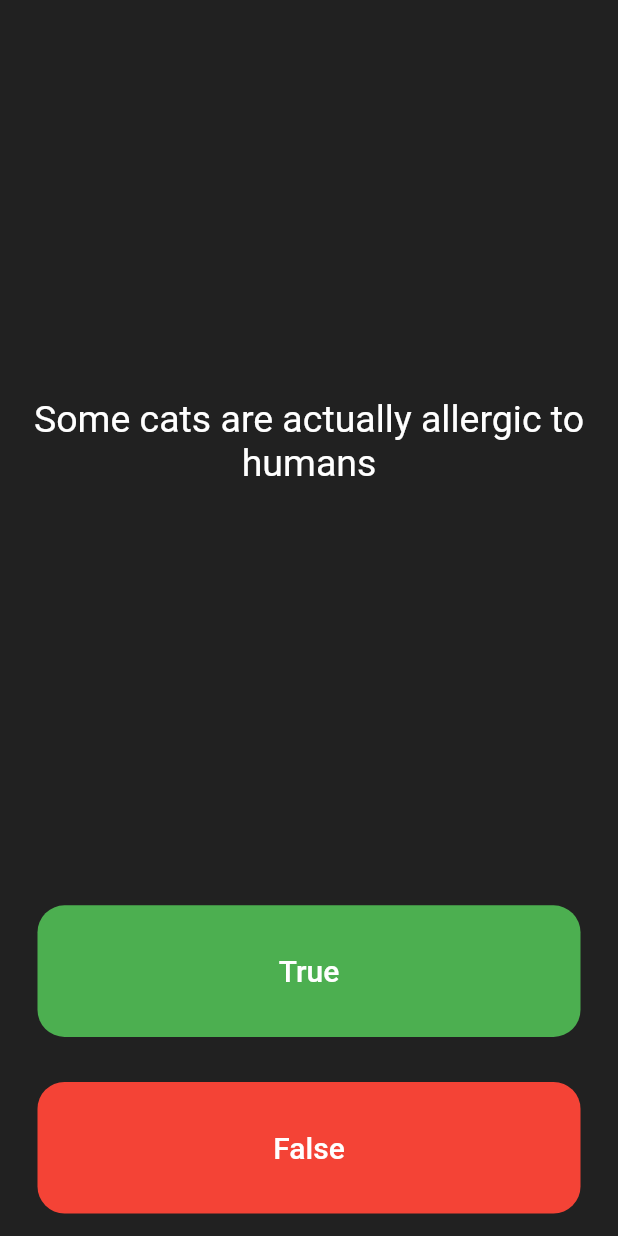
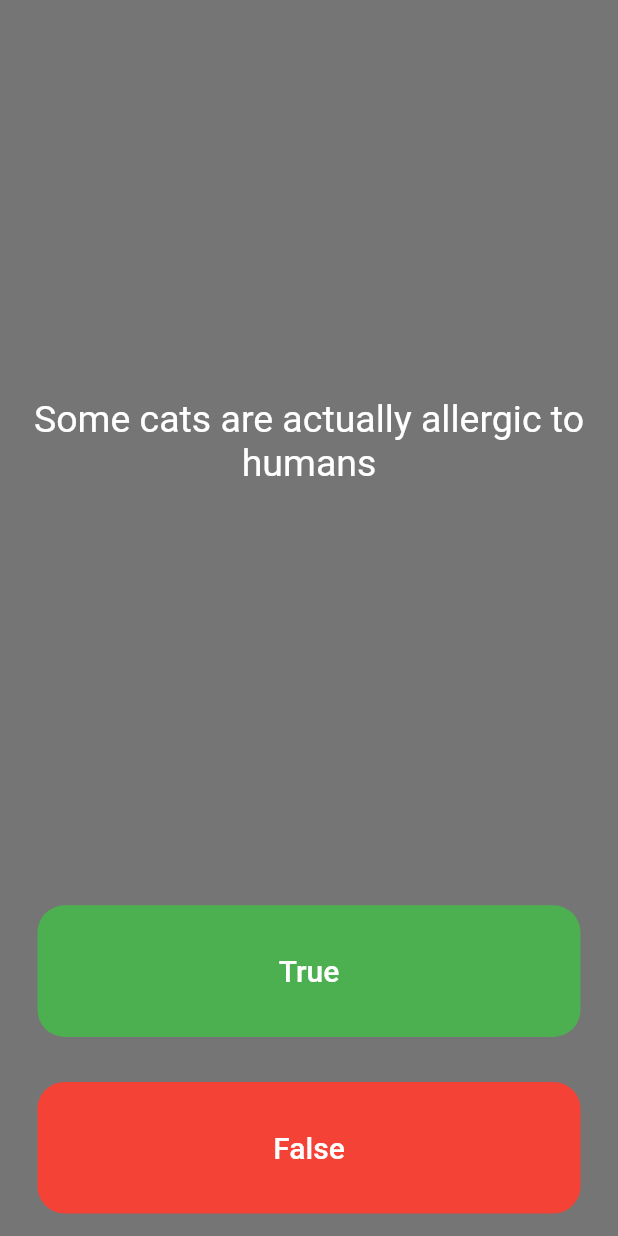
Before and after one commit to OstrichFarmer/trivia, a Flutter app: the screen it shows after launch, on a phone screen of 412 x 824 dp. Run offline on Flutter 3.47's test engine with Material 2 defaults, Android fonts, the phone set to English and light mode, and no system bars; our stand-ins replace rflutter_alert; missing offline and left inert: dart:ffi.

Commit message:
adjusted the background color and completed the app

```diff
--- a/lib/main.dart
+++ b/lib/main.dart
@@ -10,7 +10,7 @@ class MyApp extends StatelessWidget {
   Widget build(BuildContext context) {
     return MaterialApp(
       home: Scaffold(
-        backgroundColor: Colors.grey.shade900,
+        backgroundColor: Colors.grey.shade600,
         body: SafeArea(
             child: Padding(
           padding: const EdgeInsets.symmetric(horizontal: 10),
```
